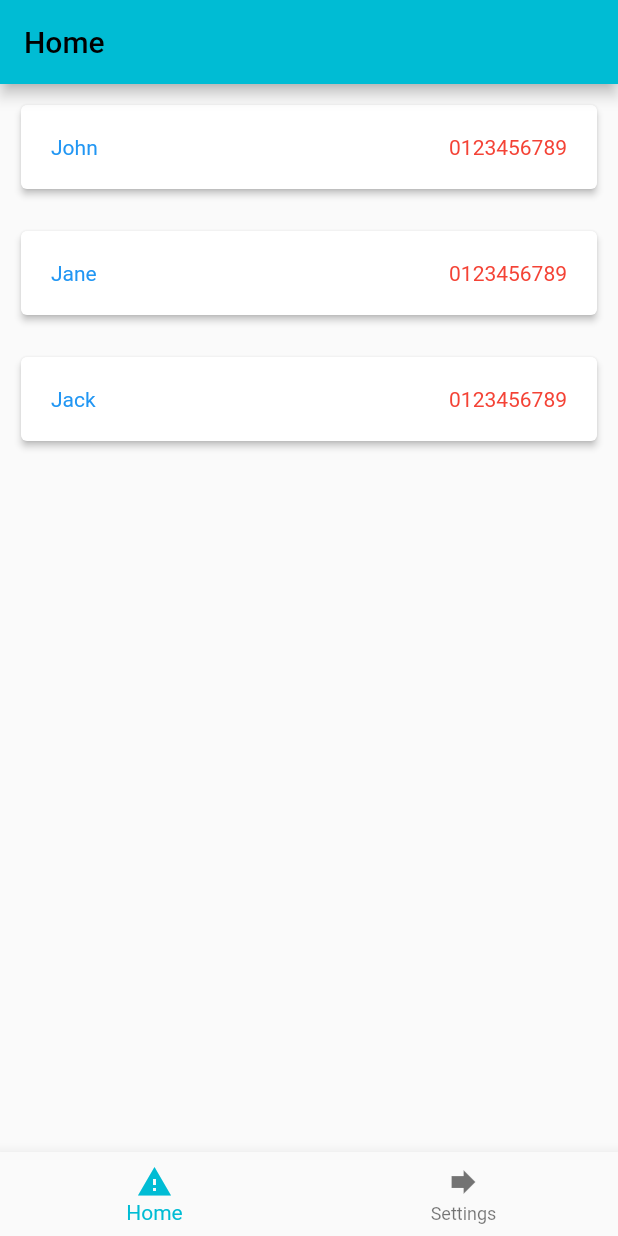
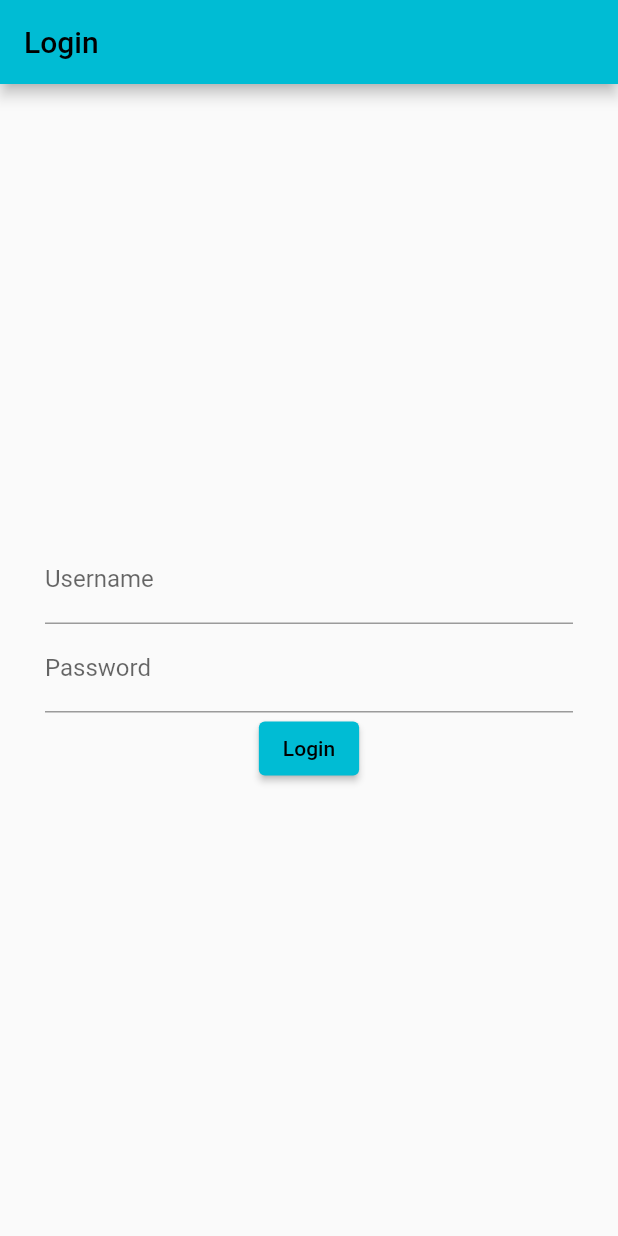
Before and after one commit to edu-maxence-machu/flutter-demo-navigation, a Flutter app: the screen it shows after launch, on a phone screen of 412 x 824 dp. Run offline on Flutter 3.47's test engine with Material 2 defaults, Android fonts, the phone set to English and light mode, and no system bars; our stand-ins replace shared_preferences.

Commit message:
add shared preferences and login flow

```diff
--- a/lib/main.dart
+++ b/lib/main.dart
@@ -1,7 +1,20 @@
 import 'package:flutter/material.dart';
+import 'package:flutter_navigation_starter/models/preferences.dart';
+import 'package:flutter_navigation_starter/pages/page_login.dart';
 import 'package:flutter_navigation_starter/tabs.dart';
 
-void main() {
+/*
+Lancez flutter pub get avant de lancer le projet
+ */
+void main() async {
+  WidgetsFlutterBinding.ensureInitialized();
+
+  /*
+  Séquence d'initialisation
+   */
+  await beforeLaunch();
+
+  // Lancement du projet
   runApp(const MyApp());
 }
 
@@ -12,11 +25,21 @@ class MyApp extends StatelessWidget {
   @override
   Widget build(BuildContext context) {
     return MaterialApp(
-      title: 'Flutter Demo',
-      theme: ThemeData(
-        primarySwatch: Colors.cyan,
-      ),
-      home: Tabs(),
-    );
+        title: 'Flutter Demo',
+        theme: ThemeData(
+          primarySwatch: Colors.cyan,
+        ),
+        initialRoute: Preferences.getHomepage(),
+        routes: <String, WidgetBuilder>{
+          '/': (BuildContext context) => Tabs(),
+          '/login': (BuildContext context) => PageLogin(),
+        });
   }
 }
+
+/*
+Insérer le code de l'initialisation ici (ex. geolocalisation, BDD, etc...)
+ */
+Future beforeLaunch() async {
+  await Preferences.init();
+}
--- /dev/null
+++ b/lib/models/preferences.dart
@@ -0,0 +1,31 @@
+import 'package:flutter/material.dart';
+import 'package:shared_preferences/shared_preferences.dart';
+
+class Preferences {
+  static SharedPreferences? prefs;
+  static bool loggedIn = false;
+
+  static Future init() async {
+    prefs = await SharedPreferences.getInstance();
+    loggedIn = prefs?.getBool('loggedIn') ?? false;
+  }
+
+  static void setLoggedIn(BuildContext context, bool value) {
+    loggedIn = value;
+    prefs?.setBool('loggedIn', value);
+
+    if (loggedIn) {
+      Navigator.pushNamed(context, '/');
+    } else {
+      Navigator.pushNamed(context, '/login');
+    }
+  }
+
+  static String getHomepage() {
+    if (loggedIn) {
+      return '/';
+    } else {
+      return '/login';
+    }
+  }
+}
--- a/lib/pages/page_home.dart
+++ b/lib/pages/page_home.dart
@@ -45,6 +45,7 @@ class _PageHomeState extends State<PageHome> {
     return Scaffold(
         appBar: AppBar(
           title: Text(widget.title),
+          automaticallyImplyLeading: false,
         ),
         body: ListView.builder(
             itemCount: contacts.length,
--- /dev/null
+++ b/lib/pages/page_login.dart
@@ -0,0 +1,45 @@
+import 'package:flutter/material.dart';
+import 'package:flutter_navigation_starter/models/preferences.dart';
+
+class PageLogin extends StatefulWidget {
+  PageLogin({Key? key}) : super(key: key);
+
+  @override
+  State<PageLogin> createState() => _PageLoginState();
+}
+
+class _PageLoginState extends State<PageLogin> {
+  @override
+  Widget build(BuildContext context) {
+    return Scaffold(
+      appBar: AppBar(
+        automaticallyImplyLeading: false,
+        title: Text('Login'),
+      ),
+      body: Container(
+        padding: EdgeInsets.all(30),
+        child: Column(
+          mainAxisAlignment: MainAxisAlignment.center,
+          children: <Widget>[
+            const TextField(
+              decoration: InputDecoration(
+                labelText: 'Username',
+              ),
+            ),
+            const TextField(
+              decoration: InputDecoration(
+                labelText: 'Password',
+              ),
+            ),
+            ElevatedButton(
+              child: Text('Login'),
+              onPressed: () {
+                Preferences.setLoggedIn(context, true);
+              },
+            ),
+          ],
+        ),
+      ),
+    );
+  }
+}
--- a/pubspec.yaml
+++ b/pubspec.yaml
@@ -34,6 +34,7 @@ dependencies:
   # The following adds the Cupertino Icons font to your application.
   # Use with the CupertinoIcons class for iOS style icons.
   cupertino_icons: ^1.0.2
+  shared_preferences: ^2.0.15
 
 dev_dependencies:
   flutter_test:
```
Also changed, not shown: lib/pages/page_settings.dart (+15 -3 lines), pubspec.lock, 10 other files.
